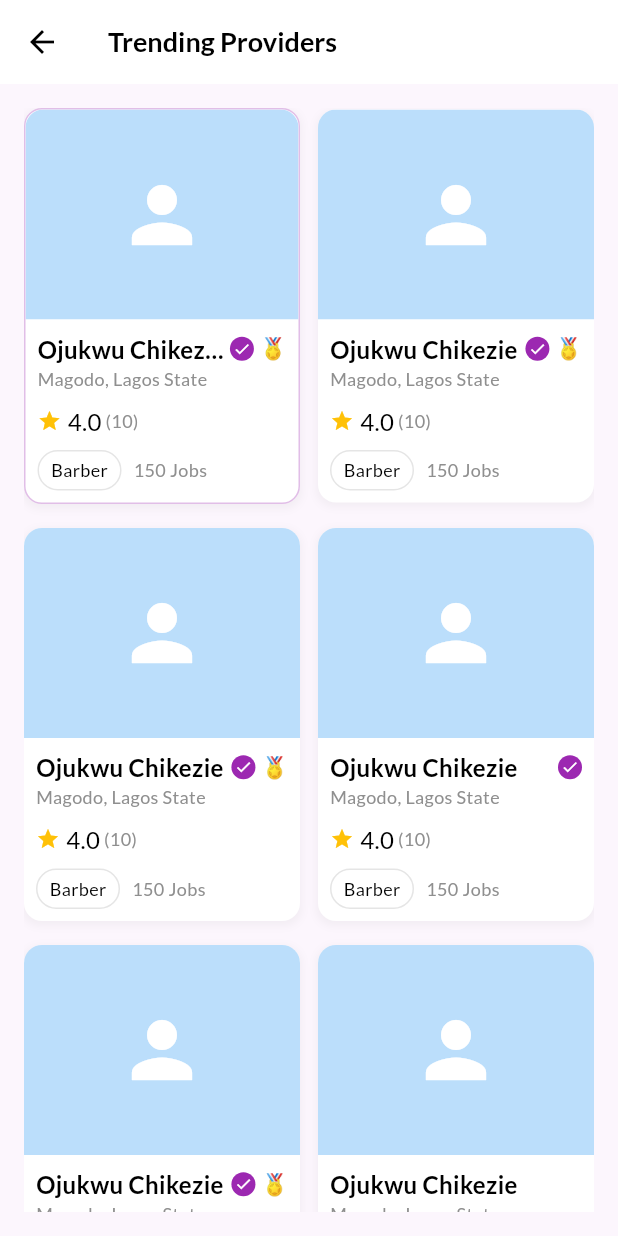
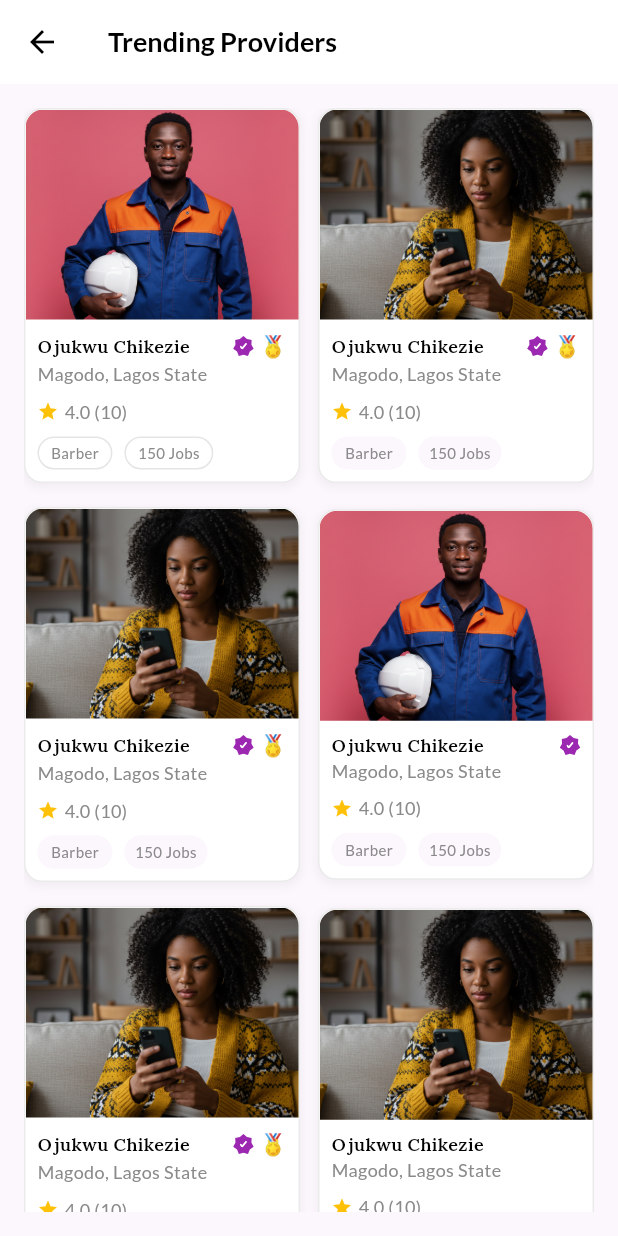
Before and after one commit to Jossyboydgenius/Mobile-test, a Flutter app: the AllProvidersScreen screen opened directly, on a phone screen of 412 x 824 dp. Run offline on Flutter 3.47's test engine with Material 3 defaults, Android fonts, the phone set to English and light mode, and no system bars; our stand-ins replace flutter_svg, google_fonts.

Commit message:
Refactor ProviderCard to improve styling, remove unused hug field, and enhance image handling with error fallback

```diff
--- a/service_app/lib/widgets/provider_card.dart
+++ b/service_app/lib/widgets/provider_card.dart
@@ -1,6 +1,8 @@
 import 'package:flutter/material.dart';
+import 'package:flutter_svg/flutter_svg.dart';
 import '../utils/app_colors.dart';
 import '../utils/app_text_style.dart';
+import '../utils/app_icons.dart';
 
 class ProviderCard extends StatelessWidget {
   final String image;
@@ -12,7 +14,6 @@ class ProviderCard extends StatelessWidget {
   final String location;
   final String profession;
   final int jobsCompleted;
-  final String? hug;
   final bool isHighlighted;
 
   const ProviderCard({
@@ -26,7 +27,6 @@ class ProviderCard extends StatelessWidget {
     required this.location,
     required this.profession,
     required this.jobsCompleted,
-    this.hug,
     this.isHighlighted = false,
   });
 
@@ -37,6 +37,7 @@ class ProviderCard extends StatelessWidget {
       decoration: BoxDecoration(
         color: AppColors.white,
         borderRadius: BorderRadius.circular(12),
+        border: Border.all(color: AppColors.borderGrey),
         boxShadow: [
           BoxShadow(
             color: Colors.grey.withOpacity(0.1),
@@ -45,33 +46,33 @@ class ProviderCard extends StatelessWidget {
             offset: const Offset(0, 2),
           ),
         ],
-        border: isHighlighted
-            ? Border.all(
-                color: AppColors.primaryColor.withOpacity(0.3), width: 1)
-            : null,
       ),
       child: Column(
         crossAxisAlignment: CrossAxisAlignment.start,
         children: [
-          // Provider image placeholder
+          // Provider image
           ClipRRect(
             borderRadius: const BorderRadius.only(
               topLeft: Radius.circular(12),
               topRight: Radius.circular(12),
             ),
-            child: Container(
+            child: Image.asset(
+              image,
               width: double.infinity,
               height: 140,
-              color: image == 'assets/images/worker1.png'
-                  ? Colors.redAccent.shade100
-                  : (image == 'assets/images/worker2.png'
-                      ? Colors.orange.shade100
-                      : Colors.blue.shade100),
+              fit: BoxFit.cover,
+              errorBuilder: (context, error, stackTrace) {
+                return Container(
+                  width: double.infinity,
+                  height: 140,
+                  color: Colors.grey.shade100,
                   child: Icon(
                     Icons.person,
                     size: 60,
                     color: Colors.white,
                   ),
+                );
+              },
             ),
           ),
           Padding(
@@ -85,7 +86,8 @@ class ProviderCard extends StatelessWidget {
                     Expanded(
                       child: Text(
                         name,
-                        style: AppTextStyle.latoBold(size: 16),
+                        style: AppTextStyle.lisuBosaRegular(
+                            size: 12, weight: FontWeight.w600),
                         maxLines: 1,
                         overflow: TextOverflow.ellipsis,
                       ),
@@ -93,15 +95,10 @@ class ProviderCard extends StatelessWidget {
                     if (isVerified)
                       Container(
                         margin: const EdgeInsets.only(left: 4),
-                        padding: const EdgeInsets.all(2),
-                        decoration: BoxDecoration(
-                          color: AppColors.primaryColor,
-                          shape: BoxShape.circle,
-                        ),
-                        child: const Icon(
-                          Icons.check,
-                          color: Colors.white,
-                          size: 12,
+                        child: SvgPicture.asset(
+                          AppIcons.checkIcon,
+                          width: 14,
+                          height: 14,
                         ),
                       ),
                     if (isMedal)
@@ -115,7 +112,8 @@ class ProviderCard extends StatelessWidget {
                 // Location
                 Text(
                   location,
-                  style: AppTextStyle.caption.copyWith(color: AppColors.grey),
+                  style:
+                      AppTextStyle.caption.copyWith(color: AppColors.textGrey),
                   maxLines: 1,
                   overflow: TextOverflow.ellipsis,
                 ),
@@ -125,56 +123,102 @@ class ProviderCard extends StatelessWidget {
                 // Rating
                 Row(
                   children: [
-                    const Icon(Icons.star, color: Colors.amber, size: 16),
+                    const Icon(Icons.star, color: Colors.amber, size: 14),
                     const SizedBox(width: 4),
-                    Text('$rating', style: AppTextStyle.bodyText),
+                    Text(
+                      '$rating',
+                      style: AppTextStyle.caption.copyWith(
+                        color: AppColors.textGrey,
+                      ),
+                    ),
                     Text(
                       ' ($reviews)',
-                      style:
-                          AppTextStyle.caption.copyWith(color: AppColors.grey),
+                      style: AppTextStyle.caption.copyWith(
+                        color: AppColors.textGrey,
+                      ),
                     ),
                   ],
                 ),
 
-                if (hug != null) ...[
-                  const SizedBox(height: 8),
-                  Container(
-                    padding:
-                        const EdgeInsets.symmetric(horizontal: 8, vertical: 4),
-                    decoration: BoxDecoration(
-                      color: Colors.blue,
-                      borderRadius: BorderRadius.circular(4),
-                    ),
-                    child: Text(
-                      hug!,
-                      style:
-                          AppTextStyle.caption.copyWith(color: AppColors.white),
-                    ),
-                  ),
-                ],
+                // Removed the hug field as requested
 
                 const SizedBox(height: 8),
 
                 // Profession and jobs
                 Row(
                   children: [
-                    Container(
+                    // Different style for profession based on whether it's the first card (highlighted) or not
+                    isHighlighted
+                        ? Container(
                             padding: const EdgeInsets.symmetric(
-                          horizontal: 8, vertical: 4),
+                                horizontal: 8, vertical: 3),
                             decoration: BoxDecoration(
                               border: Border.all(color: AppColors.lightGrey),
                               borderRadius: BorderRadius.circular(20),
                             ),
                             child: Text(
                               profession,
-                        style: AppTextStyle.caption,
+                              style: AppTextStyle.caption.copyWith(
+                                fontSize: 10,
+                                color: AppColors.textGrey,
+                              ),
+                            ),
+                          )
+                        : Container(
+                            padding: const EdgeInsets.symmetric(
+                                horizontal: 8, vertical: 3),
+                            decoration: BoxDecoration(
+                              color: AppColors.backgroundColor,
+                              border: Border.all(
+                                color:
+                                    AppColors.backgroundColor.withOpacity(0.6),
+                              ),
+                              borderRadius: BorderRadius.circular(20),
+                            ),
+                            child: Text(
+                              profession,
+                              style: AppTextStyle.caption.copyWith(
+                                fontSize: 10,
+                                color: AppColors.textGrey,
+                              ),
                             ),
                           ),
                     const SizedBox(width: 8),
-                    Text(
+                    // Different style for jobs based on whether it's the first card (highlighted) or not
+                    isHighlighted
+                        ? Container(
+                            padding: const EdgeInsets.symmetric(
+                                horizontal: 8, vertical: 3),
+                            decoration: BoxDecoration(
+                              border: Border.all(color: AppColors.lightGrey),
+                              borderRadius: BorderRadius.circular(20),
+                            ),
+                            child: Text(
                               '$jobsCompleted Jobs',
-                      style:
-                          AppTextStyle.caption.copyWith(color: AppColors.grey),
+                              style: AppTextStyle.caption.copyWith(
+                                fontSize: 10,
+                                color: AppColors.textGrey,
+                              ),
+                            ),
+                          )
+                        : Container(
+                            padding: const EdgeInsets.symmetric(
+                                horizontal: 6, vertical: 3),
+                            decoration: BoxDecoration(
+                              color: AppColors.backgroundColor,
+                              border: Border.all(
+                                color:
+                                    AppColors.backgroundColor.withOpacity(0.6),
+                              ),
+                              borderRadius: BorderRadius.circular(20),
+                            ),
+                            child: Text(
+                              '$jobsCompleted Jobs',
+                              style: AppTextStyle.caption.copyWith(
+                                fontSize: 10,
+                                color: AppColors.textGrey,
+                              ),
+                            ),
                           ),
                   ],
                 ),
```
Lines whose indentation alone changed are shown as unchanged.
